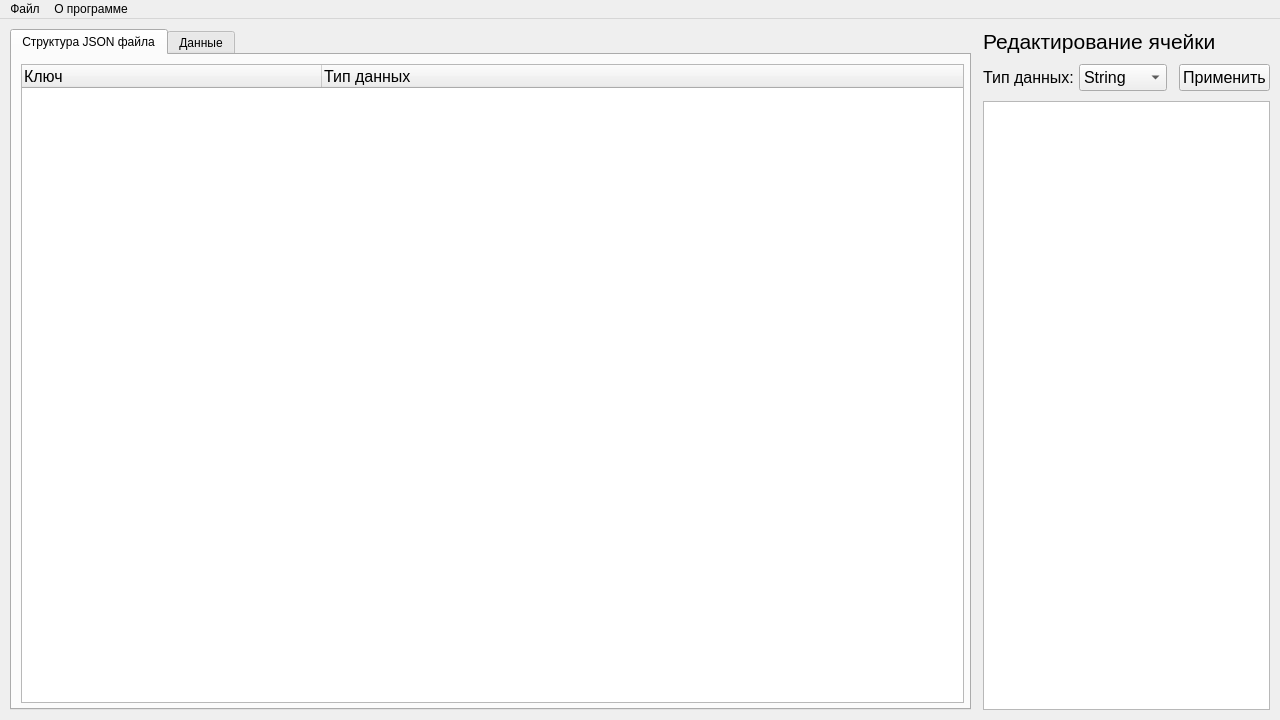
Before: the Qt Designer form UI/MainWindow.ui in Krahjotdaan/JSON_GUI, drawn with Qt 5.
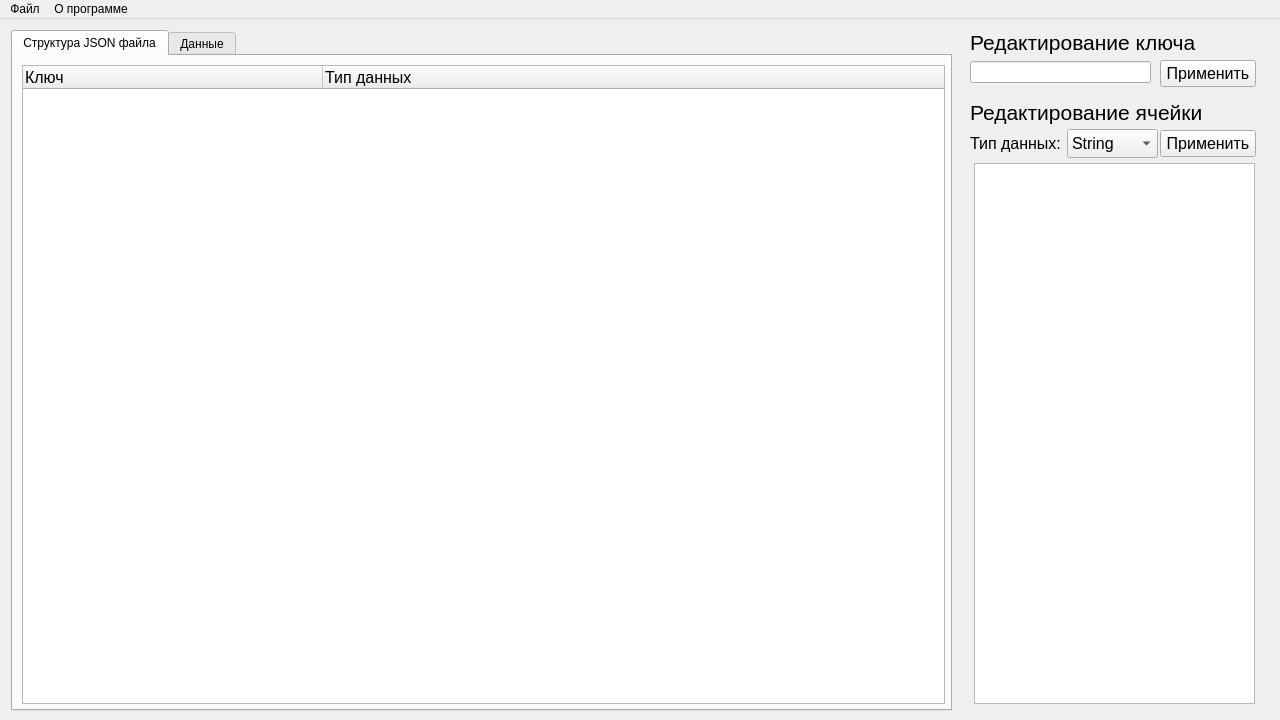
After: the same form once the commit is applied. The open tabs and pages were chosen to show the change.

Commit message: Feat: added creation and deleting of new keys and values

Diff of the .ui file:
```diff
--- a/UI/MainWindow.ui
+++ b/UI/MainWindow.ui
@@ -14,51 +14,39 @@
    <string>JSON GUI</string>
   </property>
   <widget class="QWidget" name="centralwidget">
-   <layout class="QGridLayout" name="gridLayout_6" rowstretch="0,0,0" columnstretch="8,0,0">
-    <property name="leftMargin">
-     <number>10</number>
+   <widget class="QWidget" name="horizontalLayoutWidget">
+    <property name="geometry">
+     <rect>
+      <x>970</x>
+      <y>10</y>
+      <width>281</width>
+      <height>26</height>
+     </rect>
     </property>
-    <property name="topMargin">
-     <number>10</number>
-    </property>
-    <property name="rightMargin">
-     <number>10</number>
-    </property>
-    <property name="bottomMargin">
-     <number>10</number>
-    </property>
-    <property name="horizontalSpacing">
-     <number>12</number>
-    </property>
-    <property name="verticalSpacing">
-     <number>10</number>
-    </property>
-    <item row="1" column="2">
-     <layout class="QHBoxLayout" name="horizontalLayout_6">
-      <property name="spacing">
-       <number>0</number>
-      </property>
+    <layout class="QHBoxLayout" name="horizontalLayout_13">
       <item>
-       <widget class="QPushButton" name="apply_button">
-        <property name="sizePolicy">
-         <sizepolicy hsizetype="Minimum" vsizetype="Fixed">
-          <horstretch>0</horstretch>
-          <verstretch>0</verstretch>
-         </sizepolicy>
-        </property>
+      <widget class="QLabel" name="label_3">
         <property name="font">
          <font>
-          <pointsize>12</pointsize>
+         <pointsize>16</pointsize>
          </font>
         </property>
         <property name="text">
-         <string>Применить</string>
+        <string>Редактирование ключа</string>
         </property>
        </widget>
       </item>
      </layout>
-    </item>
-    <item row="1" column="1">
+   </widget>
+   <widget class="QWidget" name="">
+    <property name="geometry">
+     <rect>
+      <x>970</x>
+      <y>110</y>
+      <width>188</width>
+      <height>29</height>
+     </rect>
+    </property>
      <layout class="QHBoxLayout" name="horizontalLayout_4">
       <property name="spacing">
        <number>5</number>
@@ -130,22 +118,55 @@
        </widget>
       </item>
      </layout>
-    </item>
-    <item row="2" column="1" colspan="2">
-     <layout class="QGridLayout" name="gridLayout_4">
-      <item row="0" column="0">
-       <widget class="QTextEdit" name="cell_editing">
-        <property name="sizePolicy">
-         <sizepolicy hsizetype="Minimum" vsizetype="Expanding">
-          <horstretch>0</horstretch>
-          <verstretch>0</verstretch>
-         </sizepolicy>
-        </property>
+   </widget>
+   <widget class="QWidget" name="horizontalLayoutWidget_2">
+    <property name="geometry">
+     <rect>
+      <x>970</x>
+      <y>40</y>
+      <width>181</width>
+      <height>27</height>
+     </rect>
+    </property>
+    <layout class="QHBoxLayout" name="horizontalLayout_14">
+     <item>
+      <widget class="QLineEdit" name="key_editing"/>
+     </item>
+    </layout>
+   </widget>
+   <widget class="QWidget" name="verticalLayoutWidget">
+    <property name="geometry">
+     <rect>
+      <x>1160</x>
+      <y>40</y>
+      <width>96</width>
+      <height>29</height>
+     </rect>
+    </property>
+    <layout class="QVBoxLayout" name="verticalLayout">
+     <item>
+      <widget class="QPushButton" name="apply_key_button">
+       <property name="font">
+        <font>
+         <pointsize>12</pointsize>
+        </font>
+       </property>
+       <property name="text">
+        <string>Применить</string>
+       </property>
        </widget>
       </item>
      </layout>
-    </item>
-    <item row="0" column="1" colspan="2">
+   </widget>
+   <widget class="QWidget" name="">
+    <property name="geometry">
+     <rect>
+      <x>970</x>
+      <y>80</y>
+      <width>291</width>
+      <height>26</height>
+     </rect>
+    </property>
      <layout class="QHBoxLayout" name="horizontalLayout_3">
       <property name="spacing">
        <number>0</number>
@@ -169,20 +190,71 @@
        </widget>
       </item>
      </layout>
-    </item>
-    <item row="0" column="0" rowspan="3">
-     <layout class="QGridLayout" name="gridLayout_3">
-      <property name="leftMargin">
-       <number>0</number>
-      </property>
-      <property name="topMargin">
-       <number>0</number>
-      </property>
+   </widget>
+   <widget class="QWidget" name="">
+    <property name="geometry">
+     <rect>
+      <x>1160</x>
+      <y>110</y>
+      <width>96</width>
+      <height>29</height>
+     </rect>
+    </property>
+    <layout class="QHBoxLayout" name="horizontalLayout_6">
       <property name="spacing">
-       <number>5</number>
-      </property>
+      <number>0</number>
+     </property>
+     <item>
+      <widget class="QPushButton" name="apply_button">
+       <property name="sizePolicy">
+        <sizepolicy hsizetype="Minimum" vsizetype="Fixed">
+         <horstretch>0</horstretch>
+         <verstretch>0</verstretch>
+        </sizepolicy>
+       </property>
+       <property name="font">
+        <font>
+         <pointsize>12</pointsize>
+        </font>
+       </property>
+       <property name="text">
+        <string>Применить</string>
+       </property>
+      </widget>
+     </item>
+    </layout>
+   </widget>
+   <widget class="QWidget" name="">
+    <property name="geometry">
+     <rect>
+      <x>974</x>
+      <y>144</y>
+      <width>281</width>
+      <height>541</height>
+     </rect>
+    </property>
+    <layout class="QGridLayout" name="gridLayout_4">
       <item row="0" column="0">
+      <widget class="QTextEdit" name="cell_editing">
+       <property name="sizePolicy">
+        <sizepolicy hsizetype="Minimum" vsizetype="Expanding">
+         <horstretch>0</horstretch>
+         <verstretch>0</verstretch>
+        </sizepolicy>
+       </property>
+      </widget>
+     </item>
+    </layout>
+   </widget>
        <widget class="QTabWidget" name="tabWidget">
+    <property name="geometry">
+     <rect>
+      <x>11</x>
+      <y>11</y>
+      <width>941</width>
+      <height>681</height>
+     </rect>
+    </property>
         <property name="sizePolicy">
          <sizepolicy hsizetype="Preferred" vsizetype="Preferred">
           <horstretch>0</horstretch>
@@ -434,10 +506,6 @@
          </layout>
         </widget>
        </widget>
-      </item>
-     </layout>
-    </item>
-   </layout>
   </widget>
   <widget class="QMenuBar" name="menubar">
    <property name="geometry">
```
Left out of the diff: 3 changed lines with no effect on the pictures. Lines whose indentation alone changed are shown as unchanged. The commit also changes 2 other files.
